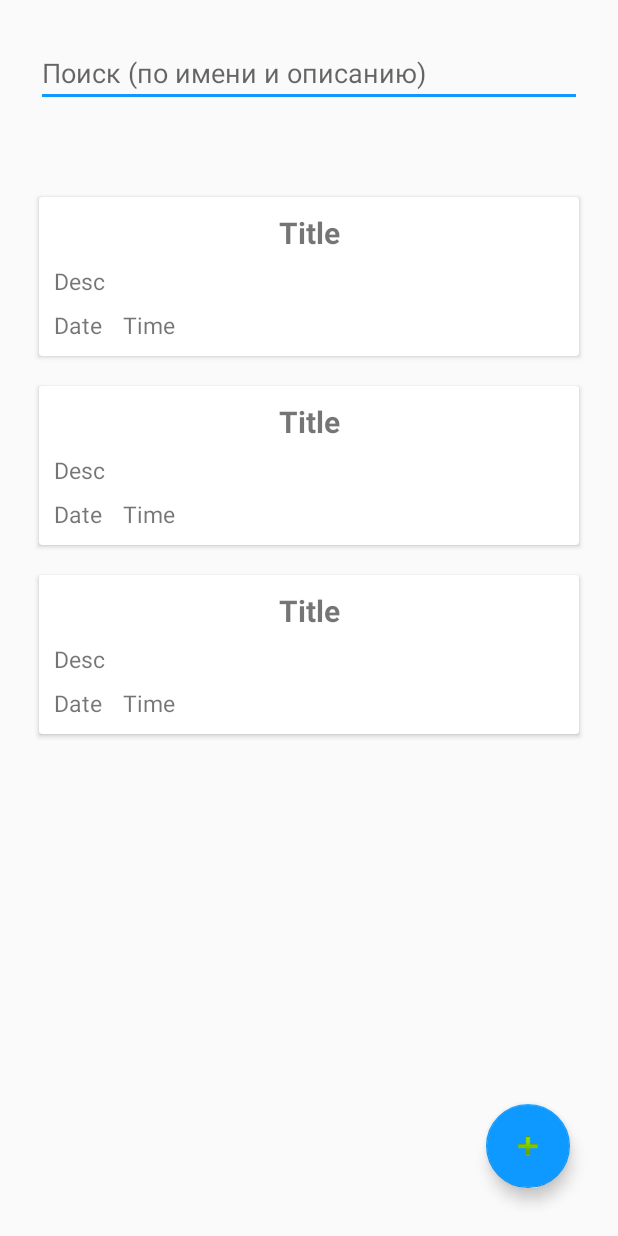
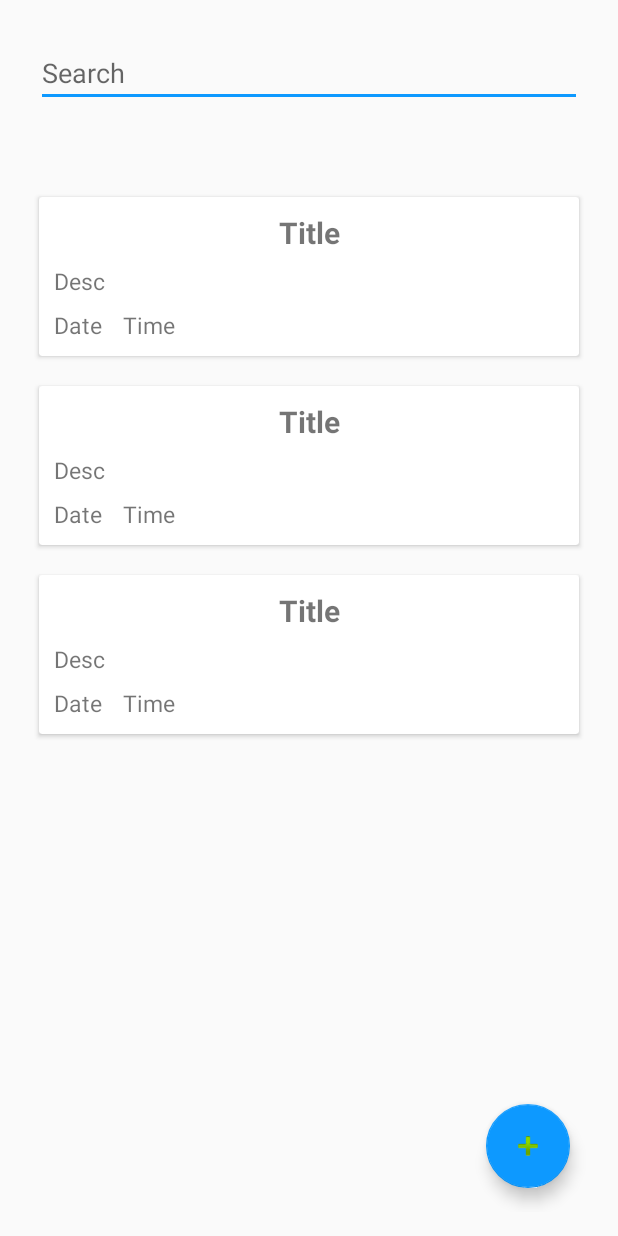
Before and after one commit to ve3xone/kronos-todo-app, an Android app: the layout activity_main.xml on its own in the app's theme, with its tools: preview values and no code run, on a phone screen of 412 x 824 dp. Run offline under Robolectric (Android 15) with nearby library versions, the phone set to English and light mode, and no system bars.

Commit message:
Убрал активности из недавних + перевод поиска

```diff
--- a/app/src/main/res/layout/activity_main.xml
+++ b/app/src/main/res/layout/activity_main.xml
@@ -14,6 +14,7 @@
             android:layout_height="match_parent"
             android:layout_margin="16dp"
             tools:context=".MainActivity"
+            android:excludeFromRecents="true"
             tools:layout_editor_absoluteY="-10dp"
             tools:layout_editor_absoluteX="-8dp">
 
@@ -30,7 +31,7 @@
                 android:layout_height="0dp"
                 app:layout_constraintStart_toStartOf="parent"
                 android:id="@+id/etSearch"
-                android:hint="Поиск (по имени и описанию)"
+                android:hint="@string/search"
                 app:layout_constraintTop_toTopOf="parent"
                 app:layout_constraintEnd_toEndOf="parent"
                 android:layout_marginEnd="8dp"
--- a/app/src/main/res/layout/add_item.xml
+++ b/app/src/main/res/layout/add_item.xml
@@ -17,6 +17,7 @@
                 android:layout_height="wrap_content"
                 android:layout_margin="16dp"
                 tools:context=".MainActivity"
+                android:excludeFromRecents="true"
                 tools:layout_editor_absoluteY="-10dp"
                 tools:layout_editor_absoluteX="-8dp">
 
--- a/app/src/main/res/layout/item_tolist.xml
+++ b/app/src/main/res/layout/item_tolist.xml
@@ -22,6 +22,7 @@
         <androidx.constraintlayout.widget.ConstraintLayout
                 android:layout_width="match_parent"
                 android:padding="10dp"
+                android:excludeFromRecents="true"
                 android:layout_height="wrap_content">
 
             <TextView
--- a/app/src/main/res/layout/settings.xml
+++ b/app/src/main/res/layout/settings.xml
@@ -7,6 +7,7 @@
   <androidx.constraintlayout.widget.ConstraintLayout
           android:layout_width="match_parent"
           android:layout_height="wrap_content"
+          android:excludeFromRecents="true"
           tools:context=".MainActivity">
 
    <TextView
```
